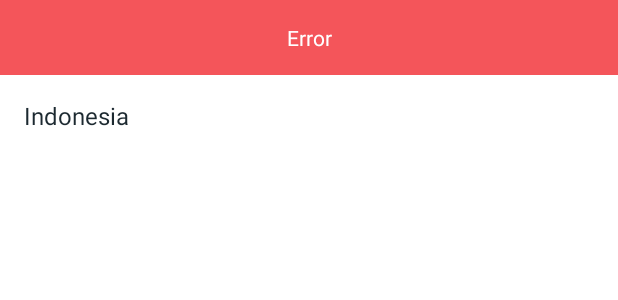
After one commit to rickyputrah/vpn-list, an Android app: the layout error_dialog.xml on its own in the app's theme, with its tools: preview values and no code run, on a phone screen of 412 x 824 dp. The commit adds this screen. Shown: the top 300 px of the screen. Run offline under Robolectric (Android 15) with nearby library versions, the phone set to English and light mode, and no system bars.

Commit message:
Show Error Dialog

```diff
--- /dev/null
+++ b/app/src/main/res/layout/error_dialog.xml
@@ -0,0 +1,40 @@
+<?xml version="1.0" encoding="utf-8"?>
+<androidx.constraintlayout.widget.ConstraintLayout xmlns:android="http://schemas.android.com/apk/res/android"
+    xmlns:app="http://schemas.android.com/apk/res-auto"
+    xmlns:tools="http://schemas.android.com/tools"
+    android:layout_width="match_parent"
+    android:layout_height="wrap_content"
+    android:paddingBottom="@dimen/spacing_m">
+
+    <View
+        android:id="@+id/view_information"
+        android:layout_width="match_parent"
+        android:layout_height="50dp"
+        android:background="@color/red_primary"
+        app:layout_constraintTop_toTopOf="parent" />
+
+    <TextView
+        android:id="@+id/text_information_title"
+        android:layout_width="wrap_content"
+        android:layout_height="wrap_content"
+        android:text="@string/text_error_dialog"
+        android:textColor="@color/light_primary"
+        app:layout_constraintBottom_toBottomOf="@+id/view_information"
+        app:layout_constraintEnd_toEndOf="parent"
+        app:layout_constraintStart_toStartOf="parent"
+        app:layout_constraintTop_toTopOf="parent" />
+
+    <TextView
+        android:id="@+id/text_error_message"
+        android:layout_width="0dp"
+        android:layout_height="wrap_content"
+        android:layout_marginStart="@dimen/spacing_m"
+        android:layout_marginTop="@dimen/spacing_m"
+        android:layout_marginEnd="@dimen/spacing_m"
+        android:textSize="@dimen/font_size_16"
+        app:layout_constraintEnd_toEndOf="parent"
+        app:layout_constraintStart_toStartOf="parent"
+        app:layout_constraintTop_toBottomOf="@+id/view_information"
+        tools:text="Indonesia" />
+
+</androidx.constraintlayout.widget.ConstraintLayout>
--- a/app/src/main/res/values/strings.xml
+++ b/app/src/main/res/values/strings.xml
@@ -4,6 +4,10 @@
     <string name="text_best_location_dialog_title">Best Location</string>
     <string name="text_error_best_location">Best Location Not Found</string>
     <string name="text_refresh_location_list">Refresh Location List</string>
+    <string name="text_error_dialog">Error</string>
+    <string name="text_connection_timeout_error">The request timed out</string>
+    <string name="text_unknown_error">An unknown error happened</string>
+    <string name="text_request_forbidden_error">he API returned error code 403</string>
 
     <plurals name="text_number_connection">
         <item quantity="one"><![CDATA[%1$d connection]]></item>
```
Also changed, not shown: app/src/main/java/com/rickyputrah/express/ui/home/HomeActivity.kt (+33 -10 lines).
